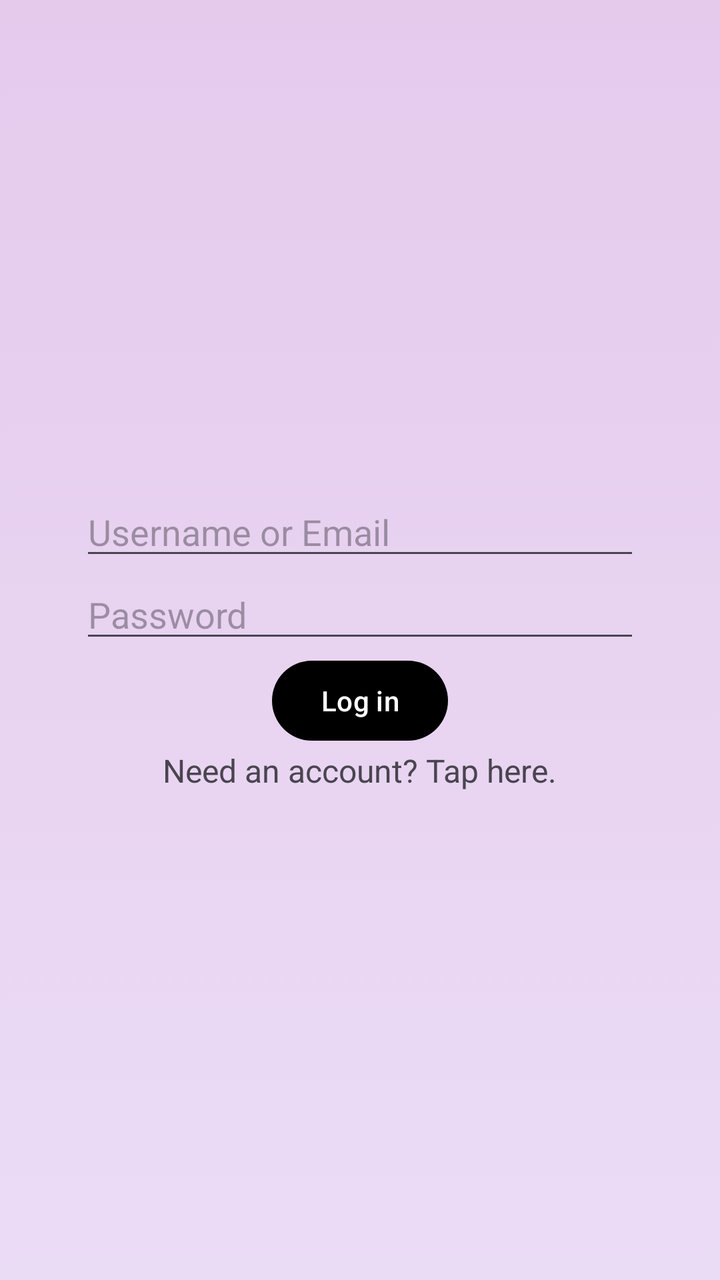
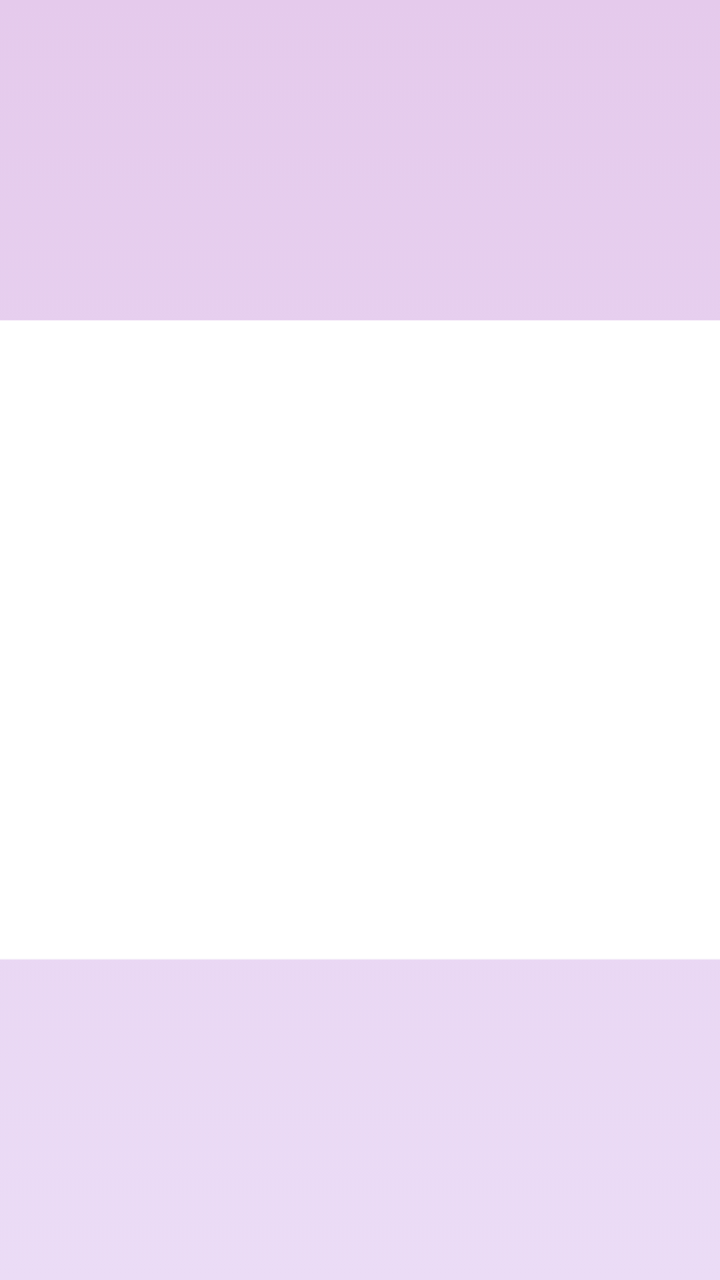

Two renders of the same Android screen: before a commit and after it. Below are the layout's source before the change and the commit's diff.
<!-- AndroidManifest.xml: application theme Theme.TheApp -->
<!-- res/layout/activity_login.xml -->
<?xml version="1.0" encoding="utf-8"?>
<LinearLayout xmlns:android="http://schemas.android.com/apk/res/android"
    xmlns:tools="http://schemas.android.com/tools"
    android:layout_width="match_parent"
    android:layout_height="match_parent"
    android:gravity="center"
    android:orientation="vertical"
    android:background="@drawable/gradient_list"
    android:id="@+id/loginLayout">

    <EditText
        android:id="@+id/loginUE"
        android:layout_width="match_parent"
        android:layout_height="wrap_content"
        android:layout_marginHorizontal="40dp"
        android:inputType="text"
        android:hint="@string/login_ue"/>

    <EditText
        android:id="@+id/loginPass"
        android:layout_width="match_parent"
        android:layout_height="wrap_content"
        android:layout_marginHorizontal="40dp"
        android:inputType="textPassword"
        android:hint="@string/login_password"/>

    <Button
        android:id="@+id/loginButton"
        android:layout_width="wrap_content"
        android:layout_height="wrap_content"
        android:text="@string/log_in"/>

    <TextView
        android:id="@+id/loginSignup"
        android:layout_width="wrap_content"
        android:layout_height="wrap_content"
        android:clickable="true"
        android:focusable="true"
        android:textSize="16sp"
        android:text="@string/create_account"/>

</LinearLayout>
<!-- resources referenced by this layout -->
<resources>
  <!-- drawable gradient_list (drawable) -->
  <?xml version="1.0" encoding="utf-8"?>
  <animation-list xmlns:android="http://schemas.android.com/apk/res/android">
      <item
          android:drawable="@drawable/bg_1"
          android:duration="3000"/>
  
      <item
          android:drawable="@drawable/bg_2"
          android:duration="3000"/>
  
      <item
          android:drawable="@drawable/bg_3"
          android:duration="3000"/>
  </animation-list>
  <string name="create_account">Need an account? Tap here.</string>
  <string name="log_in">Log in</string>
  <string name="login_password">Password</string>
  <string name="login_ue">Username or Email</string>
  <style name="Theme.TheApp" parent="Base.Theme.TheApp" />
  <!-- drawable bg_1 (drawable) -->
  <?xml version="1.0" encoding="utf-8"?>
  <selector xmlns:android="http://schemas.android.com/apk/res/android">
      <item>
          <shape>
              <gradient
                  android:angle="255"
                  android:startColor="#E5CAEC"
                  android:endColor="#EBDCF6"/>
          </shape>
      </item>
  </selector>
  <!-- drawable bg_2 (drawable) -->
  <?xml version="1.0" encoding="utf-8"?>
  <selector xmlns:android="http://schemas.android.com/apk/res/android">
      <item>
          <shape>
              <gradient
                  android:angle="135"
                  android:startColor="#EBDCF6"
                  android:endColor="#EAEDF4"/>
          </shape>
      </item>
  </selector>
  <!-- drawable bg_3 (drawable) -->
  <?xml version="1.0" encoding="utf-8"?>
  <selector xmlns:android="http://schemas.android.com/apk/res/android">
      <item>
          <shape>
              <gradient
                  android:angle="315"
                  android:startColor="#EAEDF4"
                  android:endColor="#E5CAEC"/>
          </shape>
      </item>
  </selector>
  <style name="Base.Theme.TheApp" parent="Theme.Material3.DayNight.NoActionBar">
          
          
          <item name="colorPrimary">@color/primary</item>
          <item name="colorOnPrimary">@color/on_primary</item>
      </style>
  <color name="primary">#000000</color>
  <color name="on_primary">#FFFFFF</color>
</resources>

<!-- the commit's change to res/layout/activity_login.xml (unified diff, before → after) -->
@@ -1,42 +1,48 @@
 <?xml version="1.0" encoding="utf-8"?>
-<LinearLayout xmlns:android="http://schemas.android.com/apk/res/android"
+<androidx.constraintlayout.widget.ConstraintLayout xmlns:android="http://schemas.android.com/apk/res/android"
     xmlns:tools="http://schemas.android.com/tools"
     android:layout_width="match_parent"
     android:layout_height="match_parent"
+    xmlns:app="http://schemas.android.com/apk/res-auto"
     android:gravity="center"
     android:orientation="vertical"
     android:background="@drawable/gradient_list"
     android:id="@+id/loginLayout">
 
-    <EditText
-        android:id="@+id/loginUE"
-        android:layout_width="match_parent"
-        android:layout_height="wrap_content"
-        android:layout_marginHorizontal="40dp"
-        android:inputType="text"
-        android:hint="@string/login_ue"/>
+    
 
-    <EditText
-        android:id="@+id/loginPass"
-        android:layout_width="match_parent"
-        android:layout_height="wrap_content"
-        android:layout_marginHorizontal="40dp"
-        android:inputType="textPassword"
-        android:hint="@string/login_password"/>
+    <androidx.constraintlayout.widget.ConstraintLayout
+        android:layout_width="380dp"
+        android:layout_height="0dp"
+        app:layout_constraintTop_toTopOf="parent"
+        app:layout_constraintBottom_toBottomOf="parent"
+        app:layout_constraintStart_toStartOf="parent"
+        app:layout_constraintEnd_toEndOf="parent"
+        app:layout_constraintHeight_percent=".5">
 
-    <Button
-        android:id="@+id/loginButton"
-        android:layout_width="wrap_content"
-        android:layout_height="wrap_content"
-        android:text="@string/log_in"/>
+        <androidx.viewpager2.widget.ViewPager2
+            android:id="@+id/viewPager"
+            android:layout_width="match_parent"
+            android:layout_height="match_parent"
+            app:layout_constraintTop_toTopOf="parent"
+            app:layout_constraintBottom_toBottomOf="parent"
+            app:layout_constraintStart_toStartOf="parent"
+            app:layout_constraintEnd_toEndOf="parent"
+            android:background="@drawable/roundedcorners"/>
+        
+        <com.google.android.material.tabs.TabLayout
+            android:id="@+id/tabLayout"
+            android:layout_width="match_parent"
+            android:layout_height="60dp"
+            app:layout_constraintTop_toTopOf="parent"
+            app:layout_constraintBottom_toBottomOf="parent"
+            app:layout_constraintStart_toStartOf="parent"
+            app:layout_constraintEnd_toEndOf="parent"
+            app:layout_constraintVertical_bias="0"
+            android:background="@drawable/roundedcorners"/>
 
-    <TextView
-        android:id="@+id/loginSignup"
-        android:layout_width="wrap_content"
-        android:layout_height="wrap_content"
-        android:clickable="true"
-        android:focusable="true"
-        android:textSize="16sp"
-        android:text="@string/create_account"/>
 
-</LinearLayout>
+    </androidx.constraintlayout.widget.ConstraintLayout>
+
+
+</androidx.constraintlayout.widget.ConstraintLayout>
<!-- resource entries referenced after the edit -->
@@ -15,10 +15,32 @@
           android:drawable="@drawable/bg_3"
           android:duration="3000"/>
   </animation-list>
-  <string name="create_account">Need an account? Tap here.</string>
-  <string name="log_in">Log in</string>
-  <string name="login_password">Password</string>
-  <string name="login_ue">Username or Email</string>
+  <!-- drawable roundedcorners (drawable) -->
+  <?xml version="1.0" encoding="UTF-8"?>
+  <shape xmlns:android="http://schemas.android.com/apk/res/android"
+      android:shape="rectangle">
+  
+      <gradient
+          android:startColor="@color/on_primary"
+          android:endColor="@color/on_primary"
+          android:angle="270"/>
+  
+      <stroke
+          android:width="1dp"
+          android:color="#55FFFFFF"/>
+  
+      <padding
+          android:left="12dp"
+          android:top="8dp"
+          android:right="12dp"
+          android:bottom="8dp"/>
+  
+      <corners
+          android:bottomRightRadius="7dp"
+          android:bottomLeftRadius="7dp"
+          android:topLeftRadius="7dp"
+          android:topRightRadius="7dp"/>
+  </shape>
   <style name="Theme.TheApp" parent="Base.Theme.TheApp" />
   <!-- drawable bg_1 (drawable) -->
   <?xml version="1.0" encoding="utf-8"?>
